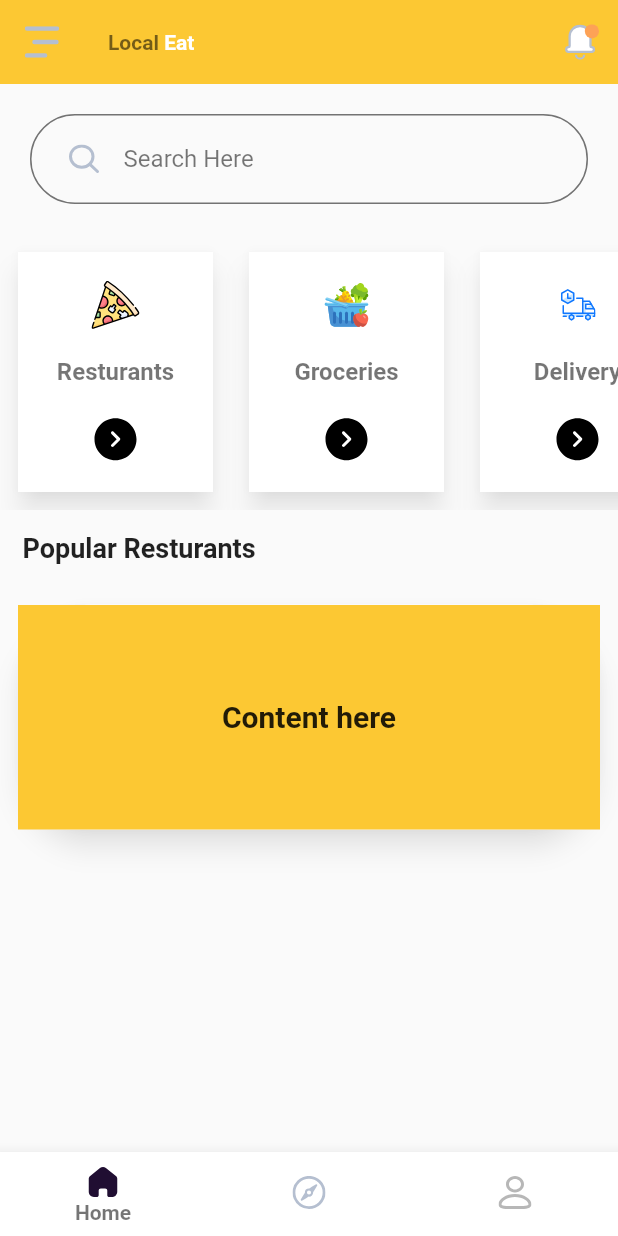
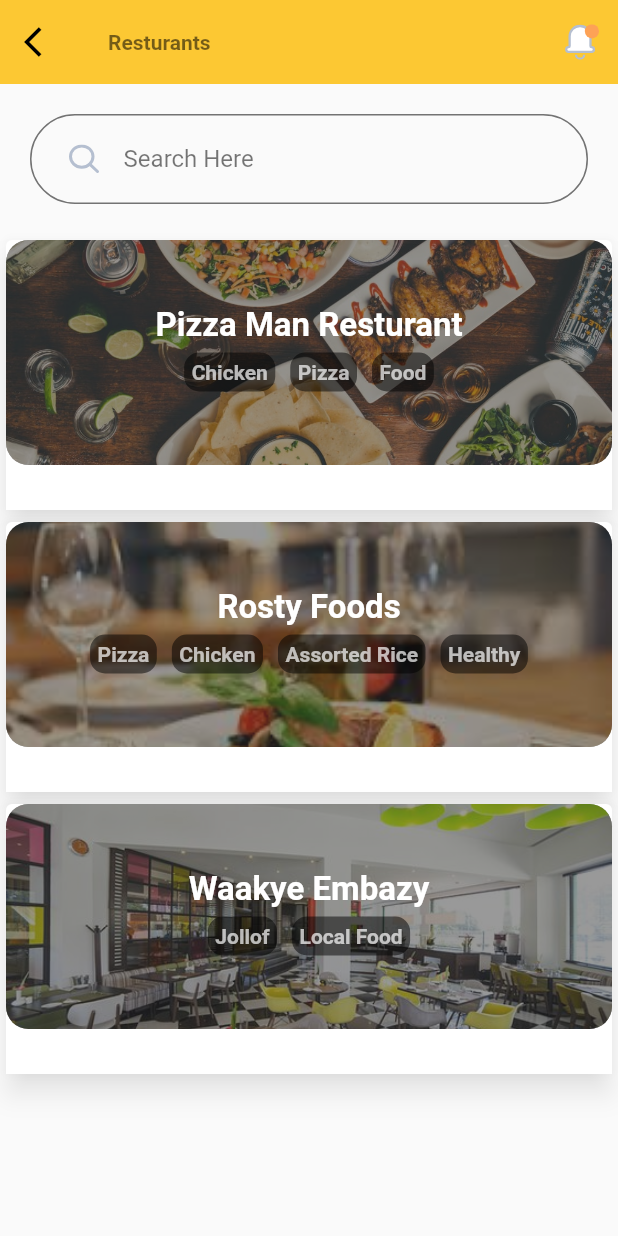
Before and after one commit to prince-cloud/local-eat, a Flutter app: the screen it shows after launch, after a tap on "Resturants", on a phone screen of 412 x 824 dp. Run offline on Flutter 3.47's test engine with Material 2 defaults, Android fonts, the phone set to English and light mode, and no system bars; our stand-ins replace flutter_svg.

Commit message:
added resturants list

```diff
--- a/lib/components/app_bar.dart
+++ b/lib/components/app_bar.dart
@@ -7,7 +7,7 @@ AppBar homeAppBar(BuildContext context) {
     backgroundColor: const Color(0xFFfcc833),
     elevation: 0,
     leading: IconButton(
-      icon: SvgPicture.asset("assets/icons/menu.svg"),
+      icon: const Icon(Icons.menu),
       onPressed: () {},
       color: Colors.white,
     ),
--- a/lib/components/bottom_nav_bar.dart
+++ b/lib/components/bottom_nav_bar.dart
@@ -19,9 +19,9 @@ class BottomNavBar extends StatelessWidget {
         ),
         boxShadow: [
           BoxShadow(
-            offset: Offset(0, -7),
+            offset: const Offset(0, -7),
             blurRadius: 33,
-            color: Color(0xFF6DAED9).withOpacity(0.11),
+            color: const Color(0xFF6DAED9).withOpacity(0.11),
           ),
         ],
       ),
--- /dev/null
+++ b/lib/pages/groceris/groceris_list.dart
@@ -0,0 +1,50 @@
+import 'package:flutter/material.dart';
+import 'package:local_eat/components/search_box.dart';
+import 'package:local_eat/constants.dart';
+import 'package:flutter_svg/flutter_svg.dart';
+
+class GrocerisList extends StatelessWidget {
+  const GrocerisList({Key? key}) : super(key: key);
+
+  @override
+  Widget build(BuildContext context) {
+    return Scaffold(
+      appBar: AppBar(
+        backgroundColor: const Color(0xFFfcc833),
+        elevation: 0,
+        leading: IconButton(
+          icon: const Icon(Icons.arrow_back_ios, color: Colors.black),
+          onPressed: () {
+            Navigator.of(context).pop();
+          },
+          color: Colors.white,
+        ),
+        title: RichText(
+          text: const TextSpan(
+            children: [
+              TextSpan(
+                text: "Groceries",
+                style:
+                    TextStyle(color: blackColor, fontWeight: FontWeight.bold),
+              ),
+            ],
+          ),
+        ),
+        actions: <Widget>[
+          IconButton(
+            icon: SvgPicture.asset("assets/icons/notification.svg"),
+            onPressed: () {},
+          ),
+        ],
+      ),
+      body: ListView(children: [
+        Center(
+          child: SearchBox(onChanged: (value) => {}),
+        ),
+        const Center(
+          child: Text("Groceries List Page"),
+        )
+      ]),
+    );
+  }
+}
--- a/lib/pages/homepage.dart
+++ b/lib/pages/homepage.dart
@@ -4,6 +4,8 @@ import 'package:flutter/material.dart';
 import 'package:local_eat/components/search_box.dart';
 import 'package:flutter_svg/flutter_svg.dart';
 import 'package:local_eat/constants.dart';
+import 'package:local_eat/pages/groceris/groceris_list.dart';
+import 'package:local_eat/pages/resturants/returants_list.dart';
 
 class HomePage extends StatelessWidget {
   const HomePage({Key? key}) : super(key: key);
@@ -21,7 +23,14 @@ class HomePage extends StatelessWidget {
             child: Row(
               children: [
                 InkWell(
-                  onTap: () {},
+                  onTap: () {
+                    Navigator.push(
+                      context,
+                      MaterialPageRoute(
+                        builder: (context) => const ResturantsList(),
+                      ),
+                    );
+                  },
                   child: Padding(
                     padding: const EdgeInsets.all(8.0),
                     child: Card(
@@ -41,7 +50,15 @@ class HomePage extends StatelessWidget {
                               crossAxisAlignment: CrossAxisAlignment.center,
                               children: [
                                 IconButton(
-                                  onPressed: () {},
+                                  onPressed: () {
+                                    Navigator.push(
+                                      context,
+                                      MaterialPageRoute(
+                                        builder: (context) =>
+                                            const ResturantsList(),
+                                      ),
+                                    );
+                                  },
                                   icon: SvgPicture.asset(
                                     "assets/icons/pizza.svg",
                                   ),
@@ -55,7 +72,15 @@ class HomePage extends StatelessWidget {
                                   ),
                                 ),
                                 IconButton(
-                                  onPressed: () {},
+                                  onPressed: () {
+                                    Navigator.push(
+                                      context,
+                                      MaterialPageRoute(
+                                        builder: (context) =>
+                                            const ResturantsList(),
+                                      ),
+                                    );
+                                  },
                                   icon: SvgPicture.asset(
                                     "assets/icons/right_arrow.svg",
                                   ),
@@ -69,7 +94,14 @@ class HomePage extends StatelessWidget {
                   ),
                 ),
                 InkWell(
-                  onTap: () {},
+                  onTap: () {
+                    Navigator.push(
+                      context,
+                      MaterialPageRoute(
+                        builder: (context) => const GrocerisList(),
+                      ),
+                    );
+                  },
                   child: Padding(
                     padding: const EdgeInsets.all(8.0),
                     child: Card(
@@ -89,7 +121,15 @@ class HomePage extends StatelessWidget {
                               crossAxisAlignment: CrossAxisAlignment.center,
                               children: [
                                 IconButton(
-                                  onPressed: () {},
+                                  onPressed: () {
+                                    Navigator.push(
+                                      context,
+                                      MaterialPageRoute(
+                                        builder: (context) =>
+                                            const GrocerisList(),
+                                      ),
+                                    );
+                                  },
                                   icon: SvgPicture.asset(
                                     "assets/icons/vegetables.svg",
                                   ),
@@ -103,7 +143,15 @@ class HomePage extends StatelessWidget {
                                   ),
                                 ),
                                 IconButton(
-                                  onPressed: () {},
+                                  onPressed: () {
+                                    Navigator.push(
+                                      context,
+                                      MaterialPageRoute(
+                                        builder: (context) =>
+                                            const GrocerisList(),
+                                      ),
+                                    );
+                                  },
                                   icon: SvgPicture.asset(
                                     "assets/icons/right_arrow.svg",
                                   ),
--- /dev/null
+++ b/lib/pages/resturants/returants_list.dart
@@ -0,0 +1,310 @@
+
+import 'package:flutter/material.dart';
+import 'package:local_eat/components/search_box.dart';
+import 'package:local_eat/constants.dart';
+import 'package:flutter_svg/flutter_svg.dart';
+
+class ResturantsList extends StatelessWidget {
+  const ResturantsList({Key? key}) : super(key: key);
+
+  @override
+  Widget build(BuildContext context) {
+    return Scaffold(
+      appBar: AppBar(
+        backgroundColor: const Color(0xFFfcc833),
+        elevation: 0,
+        leading: IconButton(
+          icon: const Icon(Icons.arrow_back_ios, color: Colors.black),
+          onPressed: () {
+            Navigator.of(context).pop();
+          },
+          color: Colors.white,
+        ),
+        title: RichText(
+          text: const TextSpan(
+            children: [
+              TextSpan(
+                text: "Resturants",
+                style:
+                    TextStyle(color: blackColor, fontWeight: FontWeight.bold),
+              ),
+            ],
+          ),
+        ),
+        actions: <Widget>[
+          IconButton(
+            icon: SvgPicture.asset("assets/icons/notification.svg"),
+            onPressed: () {},
+          ),
+        ],
+      ),
+      body: ListView(
+        children: [
+          Center(
+            child: SearchBox(
+              onChanged: (value) {},
+            ),
+          ),
+          Card(
+            elevation: 7,
+            shadowColor: const Color.fromARGB(110, 0, 0, 0),
+            child: Column(
+              children: [
+                Container(
+                  height: 150,
+                  width: MediaQuery.of(context).size.width,
+                  decoration: BoxDecoration(
+                    borderRadius: BorderRadius.circular(15),
+                    color: Colors.black.withOpacity(0.8),
+                    image: const DecorationImage(
+                      image: AssetImage('assets/images/resturant.jpg'),
+                      fit: BoxFit.cover,
+                      opacity: 0.5,
+                    ),
+                  ),
+                  child: Column(
+                    mainAxisAlignment: MainAxisAlignment.center,
+                    crossAxisAlignment: CrossAxisAlignment.center,
+                    children: [
+                      const Text(
+                        "Pizza Man Resturant",
+                        style: TextStyle(
+                          color: Colors.white,
+                          fontWeight: FontWeight.bold,
+                          fontSize: 22,
+                        ),
+                      ),
+                      Wrap(
+                        children: [
+                          Container(
+                            decoration: BoxDecoration(
+                                color: Colors.black.withOpacity(0.5),
+                                borderRadius: BorderRadius.circular(10)),
+                            padding: const EdgeInsets.all(5),
+                            margin: const EdgeInsets.all(5),
+                            child: const Text(
+                              "Chicken",
+                              style: TextStyle(
+                                color: Color.fromARGB(178, 255, 255, 255),
+                                fontWeight: FontWeight.w700,
+                              ),
+                            ),
+                          ),
+                          Container(
+                            decoration: BoxDecoration(
+                                color: Colors.black.withOpacity(0.5),
+                                borderRadius: BorderRadius.circular(10)),
+                            padding: const EdgeInsets.all(5),
+                            margin: const EdgeInsets.all(5),
+                            child: const Text(
+                              "Pizza",
+                              style: TextStyle(
+                                color: Color.fromARGB(178, 255, 255, 255),
+                                fontWeight: FontWeight.w700,
+                              ),
+                            ),
+                          ),
+                          Container(
+                            decoration: BoxDecoration(
+                                color: Colors.black.withOpacity(0.5),
+                                borderRadius: BorderRadius.circular(10)),
+                            padding: const EdgeInsets.all(5),
+                            margin: const EdgeInsets.all(5),
+                            child: const Text(
+                              "Food",
+                              style: TextStyle(
+                                color: Color.fromARGB(178, 255, 255, 255),
+                                fontWeight: FontWeight.w700,
+                              ),
+                            ),
+                          ),
+                        ],
+                      )
+                    ],
+                  ),
+                ),
+                Container(
+                  color: Colors.white,
+                  height: 30,
+                  child: Row(),
+                )
+              ],
+            ),
+          ),
+          Card(
+            elevation: 7,
+            shadowColor: const Color.fromARGB(110, 0, 0, 0),
+            child: Column(
+              children: [
+                Container(
+                  height: 150,
+                  width: MediaQuery.of(context).size.width,
+                  decoration: BoxDecoration(
+                    borderRadius: BorderRadius.circular(15),
+                    color: Colors.black.withOpacity(0.8),
+                    image: const DecorationImage(
+                      image: AssetImage('assets/images/resturant2.jpg'),
+                      fit: BoxFit.cover,
+                      opacity: 0.5,
+                    ),
+                  ),
+                  child: Column(
+                    mainAxisAlignment: MainAxisAlignment.center,
+                    crossAxisAlignment: CrossAxisAlignment.center,
+                    children: [
+                      const Text(
+                        "Rosty Foods",
+                        style: TextStyle(
+                          color: Colors.white,
+                          fontWeight: FontWeight.bold,
+                          fontSize: 22,
+                        ),
+                      ),
+                      Wrap(
+                        children: [
+                          Container(
+                            decoration: BoxDecoration(
+                                color: Colors.black.withOpacity(0.5),
+                                borderRadius: BorderRadius.circular(10)),
+                            padding: const EdgeInsets.all(5),
+                            margin: const EdgeInsets.all(5),
+                            child: const Text(
+                              "Pizza",
+                              style: TextStyle(
+                                color: Color.fromARGB(178, 255, 255, 255),
+                                fontWeight: FontWeight.w700,
+                              ),
+                            ),
+                          ),
+                          Container(
+                            decoration: BoxDecoration(
+                                color: Colors.black.withOpacity(0.5),
+                                borderRadius: BorderRadius.circular(10)),
+                            padding: const EdgeInsets.all(5),
+                            margin: const EdgeInsets.all(5),
+                            child: const Text(
+                              "Chicken",
+                              style: TextStyle(
+                                color: Color.fromARGB(178, 255, 255, 255),
+                                fontWeight: FontWeight.w700,
+                              ),
+                            ),
+                          ),
+                          Container(
+                            decoration: BoxDecoration(
+                                color: Colors.black.withOpacity(0.5),
+                                borderRadius: BorderRadius.circular(10)),
+                            padding: const EdgeInsets.all(5),
+                            margin: const EdgeInsets.all(5),
+                            child: const Text(
+                              "Assorted Rice",
+                              style: TextStyle(
+                                color: Color.fromARGB(178, 255, 255, 255),
+                                fontWeight: FontWeight.w700,
+                              ),
+                            ),
+                          ),
+                          Container(
+                            decoration: BoxDecoration(
+                                color: Colors.black.withOpacity(0.5),
+                                borderRadius: BorderRadius.circular(10)),
+                            padding: const EdgeInsets.all(5),
+                            margin: const EdgeInsets.all(5),
+                            child: const Text(
+                              "Healthy",
+                              style: TextStyle(
+                                color: Color.fromARGB(178, 255, 255, 255),
+                                fontWeight: FontWeight.w700,
+                              ),
+                            ),
+                          ),
+                        ],
+                      )
+                    ],
+                  ),
+                ),
+                Container(
+                  color: Colors.white,
+                  height: 30,
+                  child: Row(),
+                )
+              ],
+            ),
+          ),
+          Card(
+            elevation: 7,
+            shadowColor: const Color.fromARGB(110, 0, 0, 0),
+            child: Column(
+              children: [
+                Container(
+                  height: 150,
+                  width: MediaQuery.of(context).size.width,
+                  decoration: BoxDecoration(
+                    borderRadius: BorderRadius.circular(15),
+                    color: Colors.black.withOpacity(0.8),
+                    image: const DecorationImage(
+                      image: AssetImage('assets/images/resturant1.jpg'),
+                      fit: BoxFit.cover,
+                      opacity: 0.5,
+                    ),
+                  ),
+                  child: Column(
+                    mainAxisAlignment: MainAxisAlignment.center,
+                    crossAxisAlignment: CrossAxisAlignment.center,
+                    children: [
+                      const Text(
+                        "Waakye Embazy",
+                        style: TextStyle(
+                          color: Colors.white,
+                          fontWeight: FontWeight.bold,
+                          fontSize: 22,
+                        ),
+                      ),
+                      Wrap(
+                        children: [
+                          Container(
+                            decoration: BoxDecoration(
+                                color: Colors.black.withOpacity(0.5),
+                                borderRadius: BorderRadius.circular(10)),
+                            padding: const EdgeInsets.all(5),
+                            margin: const EdgeInsets.all(5),
+                            child: const Text(
+                              "Jollof",
+                              style: TextStyle(
+                                color: Color.fromARGB(178, 255, 255, 255),
+                                fontWeight: FontWeight.w700,
+                              ),
+                            ),
+                          ),
+                          Container(
+                            decoration: BoxDecoration(
+                                color: Colors.black.withOpacity(0.5),
+                                borderRadius: BorderRadius.circular(10)),
+                            padding: const EdgeInsets.all(5),
+                            margin: const EdgeInsets.all(5),
+                            child: const Text(
+                              "Local Food",
+                              style: TextStyle(
+                                color: Color.fromARGB(178, 255, 255, 255),
+                                fontWeight: FontWeight.w700,
+                              ),
+                            ),
+                          ),
+                        ],
+                      )
+                    ],
+                  ),
+                ),
+                Container(
+                  color: Colors.white,
+                  height: 30,
+                  child: Row(),
+                )
+              ],
+            ),
+          ),
+        ],
+      ),
+    );
+  }
+}
--- a/pubspec.yaml
+++ b/pubspec.yaml
@@ -62,6 +62,7 @@ flutter:
   # To add assets to your application, add an assets section, like this:
   assets:
     - assets/icons/
+    - assets/images/
   # An image asset can refer to one or more resolution-specific "variants", see
   # https://flutter.dev/assets-and-images/#resolution-aware.
 
```
Also changed, not shown: assets/images/resturant.jpg (added), assets/images/resturant1.jpg (added), assets/images/resturant2.jpg (added).
